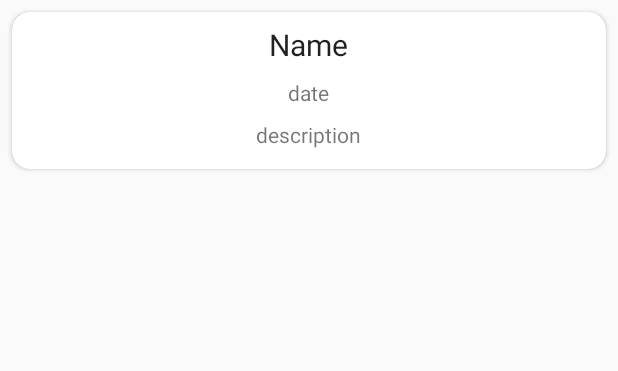
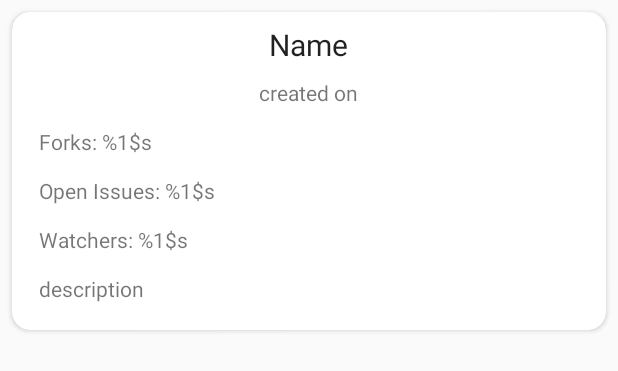
Before and after one commit to roymw09/github-repo-timeline, an Android app: the layout row_layout.xml on its own in the app's theme, with its tools: preview values and no code run, on a phone screen of 412 x 824 dp. Shown: the top 371 px of the screen. Run offline under Robolectric (Android 15) with nearby library versions, the phone set to English and light mode, and no system bars.

Commit message:
Now displays # of forks, current issues and watchers. Clicking a recyclerView item now takes you to a github repo.

```diff
--- a/app/build.gradle
+++ b/app/build.gradle
@@ -39,6 +39,7 @@ dependencies {
     implementation 'com.squareup.retrofit2:converter-scalars:2.5.0'
     implementation 'androidx.recyclerview:recyclerview:1.2.1'
     implementation 'androidx.cardview:cardview:1.0.0'
+    implementation "androidx.fragment:fragment:1.3.6"
     implementation "androidx.lifecycle:lifecycle-viewmodel:$lifecycle_version"
     implementation "androidx.lifecycle:lifecycle-livedata:$lifecycle_version"
     annotationProcessor "androidx.lifecycle:lifecycle-compiler:$lifecycle_version"
--- a/app/src/main/java/com/example/timeline_app/AppRepository.java
+++ b/app/src/main/java/com/example/timeline_app/AppRepository.java
@@ -37,6 +37,10 @@ public class AppRepository {
                             modelRecycler.setName(dataObj.getString("name"));
                             modelRecycler.setDescription(dataObj.getString("description"));
                             modelRecycler.setCreated_at(dataObj.getString("created_at"));
+                            modelRecycler.setForks(dataObj.getString("forks"));
+                            modelRecycler.setOpen_issues(dataObj.getString("open_issues"));
+                            modelRecycler.setWatchers(dataObj.getString("watchers"));
+                            modelRecycler.setUrl(dataObj.getString("html_url"));
                             repoList.add(modelRecycler);
                         }
                     } catch (JSONException | IOException e) {
--- a/app/src/main/java/com/example/timeline_app/MainActivity.java
+++ b/app/src/main/java/com/example/timeline_app/MainActivity.java
@@ -11,7 +11,7 @@ import com.example.timeline_app.databinding.ActivityMainBinding;
 import java.util.ArrayList;
 import java.util.Collections;
 
-public class MainActivity extends AppCompatActivity{
+public class MainActivity extends AppCompatActivity {
 
     ActivityMainBinding binding;
     AppViewModel appViewModel;
@@ -29,7 +29,6 @@ public class MainActivity extends AppCompatActivity{
 
         binding.setAppViewModel(appViewModel);
         binding.generateButton.setOnClickListener(this::displayData);
-
         initRecycler();
     }
 
--- a/app/src/main/res/layout/row_layout.xml
+++ b/app/src/main/res/layout/row_layout.xml
@@ -1,9 +1,10 @@
 <?xml version="1.0" encoding="utf-8"?>
-<androidx.cardview.widget.CardView xmlns:android="http://schemas.android.com/apk/res/android"
+<androidx.cardview.widget.CardView
+    xmlns:android="http://schemas.android.com/apk/res/android"
     xmlns:tools="http://schemas.android.com/tools"
+    xmlns:app="http://schemas.android.com/apk/res-auto"
     android:layout_width="match_parent"
     android:layout_height="wrap_content"
-    xmlns:app="http://schemas.android.com/apk/res-auto"
     android:layout_marginEnd="8dp"
     app:cardCornerRadius="12dp"
     android:elevation="3dp"
@@ -22,7 +23,7 @@
             android:layout_marginStart="10dp"
             android:layout_marginBottom="5dp"
             android:textSize="20sp"
-            android:text="Name"
+            android:text="@string/name_text"
             android:layout_centerHorizontal="true"
             android:textAppearance="@style/TextAppearance.AppCompat.Large" />
 
@@ -32,10 +33,40 @@
             android:layout_height="wrap_content"
             android:layout_marginStart="10dp"
             android:layout_marginTop="3dp"
-            android:layout_marginBottom="5dp"
+            android:layout_marginBottom="10dp"
             android:layout_below="@+id/nameTextView"
             android:layout_centerHorizontal="true"
-            android:text="date" />
+            android:text="@string/createdOn_text" />
+
+        <TextView
+            android:id="@+id/forksOnTextView"
+            android:layout_width="wrap_content"
+            android:layout_height="wrap_content"
+            android:layout_marginStart="10dp"
+            android:layout_marginTop="3dp"
+            android:layout_marginBottom="10dp"
+            android:layout_below="@+id/createdOnTextView"
+            android:text="@string/forks_text" />
+
+        <TextView
+            android:id="@+id/openIssuesTextView"
+            android:layout_width="wrap_content"
+            android:layout_height="wrap_content"
+            android:layout_marginStart="10dp"
+            android:layout_marginTop="3dp"
+            android:layout_marginBottom="10dp"
+            android:layout_below="@+id/forksOnTextView"
+            android:text="@string/openIssues_text" />
+
+        <TextView
+            android:id="@+id/watchersTextView"
+            android:layout_width="wrap_content"
+            android:layout_height="wrap_content"
+            android:layout_marginStart="10dp"
+            android:layout_marginTop="3dp"
+            android:layout_marginBottom="10dp"
+            android:layout_below="@+id/openIssuesTextView"
+            android:text="@string/watchers_text" />
 
         <TextView
             android:id="@+id/descriptionTextView"
@@ -43,10 +74,9 @@
             android:layout_height="wrap_content"
             android:layout_marginStart="10dp"
             android:layout_marginTop="3dp"
-            android:layout_marginBottom="5dp"
-            android:layout_below="@+id/createdOnTextView"
-            android:layout_centerHorizontal="true"
-            android:text="description" />
+            android:layout_marginBottom="10dp"
+            android:layout_below="@+id/watchersTextView"
+            android:text="@string/description_text" />
 
     </RelativeLayout>
 
--- a/app/src/main/res/values/strings.xml
+++ b/app/src/main/res/values/strings.xml
@@ -3,4 +3,10 @@
     <string name="github_username_hint">Enter a github username</string>
     <string name="generate_button">Search</string>
     <string name="heading_textview">Github Timeline</string>
+    <string name="name_text">Name</string>
+    <string name="description_text">description</string>
+    <string name="createdOn_text">created on</string>
+    <string name="forks_text">Forks: %1$s</string>
+    <string name="openIssues_text">Open Issues: %1$s</string>
+    <string name="watchers_text">Watchers: %1$s</string>
 </resources>
```
Also changed, not shown: app/src/main/java/com/example/timeline_app/Adapter.java (+22 -1 lines), app/src/main/java/com/example/timeline_app/AppModel.java (+36 -0 lines).
